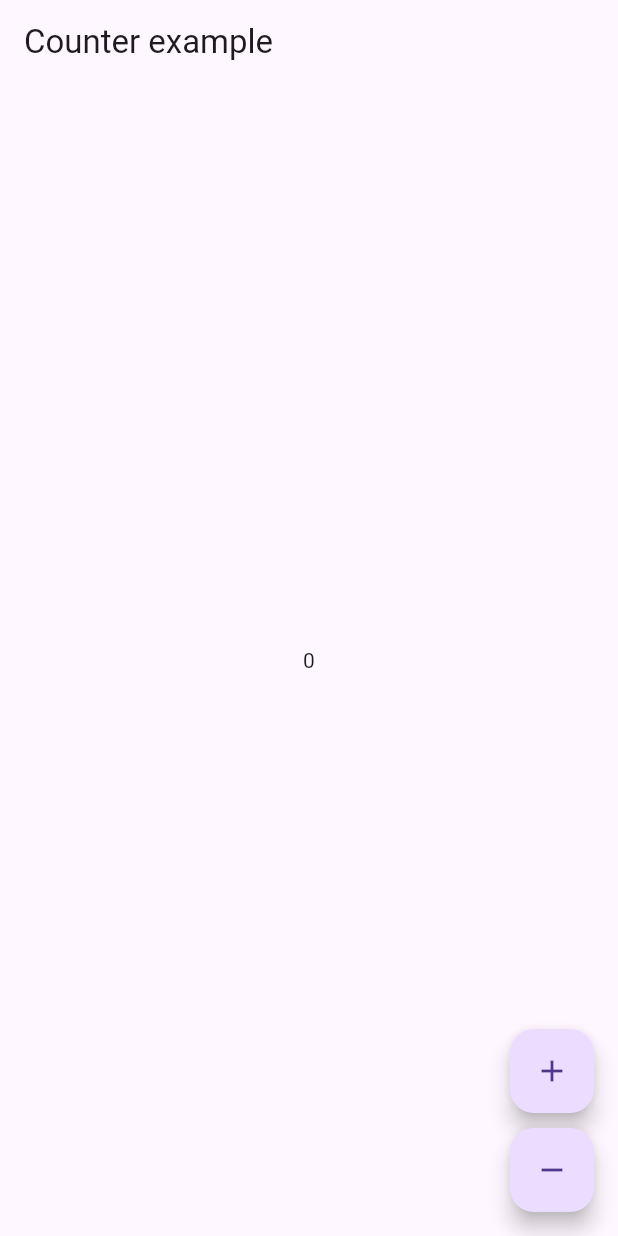
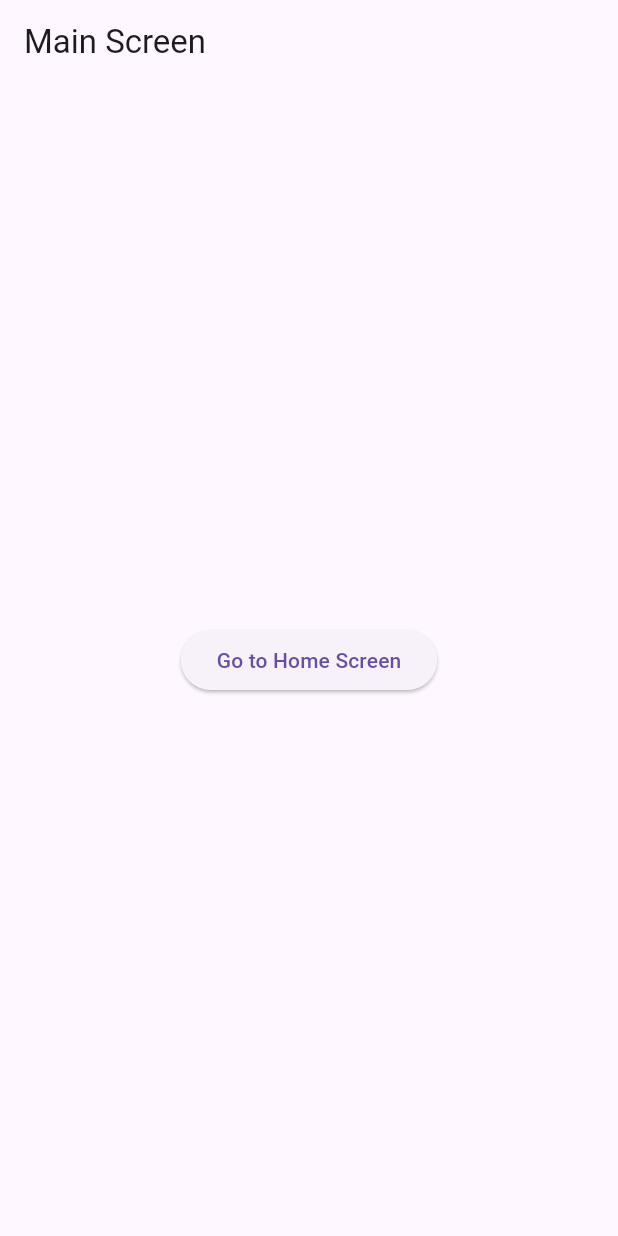
Before and after one commit to DAAC-A00/riverpod_gorouter_test01, a Flutter app: the screen it shows after launch, on a phone screen of 412 x 824 dp. Run offline on Flutter 3.47's test engine with Material 3 defaults, Android fonts, the phone set to English and light mode, and no system bars; our stand-ins replace flutter_riverpod, go_router.

Commit message:
go_router 적용해서 inviteHero 오류 재현

```diff
--- /dev/null
+++ b/lib/go_router_provider.dart
@@ -0,0 +1,33 @@
+// go_router_provider.dart
+
+import 'package:flutter/material.dart';
+import 'package:flutter_riverpod/flutter_riverpod.dart';
+import 'package:go_router/go_router.dart';
+
+import 'home_route_error_screen.dart';
+import 'home_screen.dart';
+import 'main_screen.dart';
+
+final goRouterProvider = Provider<GoRouter>(
+  (ref) {
+    return GoRouter(
+      initialLocation: '/main',
+      routes: <RouteBase>[
+        GoRoute(
+          path: '/main',
+          builder: (BuildContext context, GoRouterState state) =>
+              const MainPage(),
+        ),
+        GoRoute(
+          path: '/home',
+          builder: (BuildContext context, GoRouterState state) =>
+              const HomeScreen(),
+        ),
+      ],
+      errorBuilder: (context, state) => HomeRouteErrorScreen(
+        errorMsg: state.error.toString(),
+        key: state.pageKey,
+      ),
+    );
+  },
+);
--- a/lib/home_screen.dart
+++ b/lib/home_screen.dart
@@ -1,3 +1,5 @@
+// home_screen.dart
+
 import 'package:flutter/material.dart';
 import 'package:flutter_riverpod/flutter_riverpod.dart';
 
--- /dev/null
+++ b/lib/main_screen.dart
@@ -0,0 +1,25 @@
+// main_screen.dart
+
+import 'package:flutter/material.dart';
+import 'package:go_router/go_router.dart';
+
+class MainPage extends StatelessWidget {
+  const MainPage({super.key});
+
+  @override
+  Widget build(BuildContext context) {
+    return Scaffold(
+      appBar: AppBar(
+        title: const Text('Main Screen'),
+      ),
+      body: Center(
+        child: ElevatedButton(
+          onPressed: () {
+            context.go('/home'); // GoRouter를 사용하여 HomeScreen으로 이동
+          },
+          child: const Text('Go to Home Screen'),
+        ),
+      ),
+    );
+  }
+}
--- a/lib/my_app.dart
+++ b/lib/my_app.dart
@@ -1,13 +1,22 @@
 import 'package:flutter/material.dart';
 import 'package:flutter_riverpod/flutter_riverpod.dart';
-
-import 'home_screen.dart';
+import 'go_router_provider.dart'; // go_router_provider.dart 파일을 임포트 해야 합니다.
 
 class MyApp extends ConsumerWidget {
   const MyApp({super.key});
 
   @override
   Widget build(BuildContext context, WidgetRef ref) {
-    return const MaterialApp(home: HomeScreen());
+    final goRouter =
+        ref.watch(goRouterProvider); // Riverpod를 사용하여 GoRouter 인스턴스를 가져옵니다.
+
+    return MaterialApp.router(
+      routeInformationParser: goRouter
+          .routeInformationParser, // GoRouter의 routeInformationParser를 사용합니다.
+      routeInformationProvider:
+          goRouter.routeInformationProvider, // 라우트 상태를 전달해주는 함수
+      routerDelegate:
+          goRouter.routerDelegate, // GoRouter의 routerDelegate를 사용합니다.
+    );
   }
 }
```
Also changed, not shown: lib/home_route_error_screen.dart (added, +27 -0 lines).
